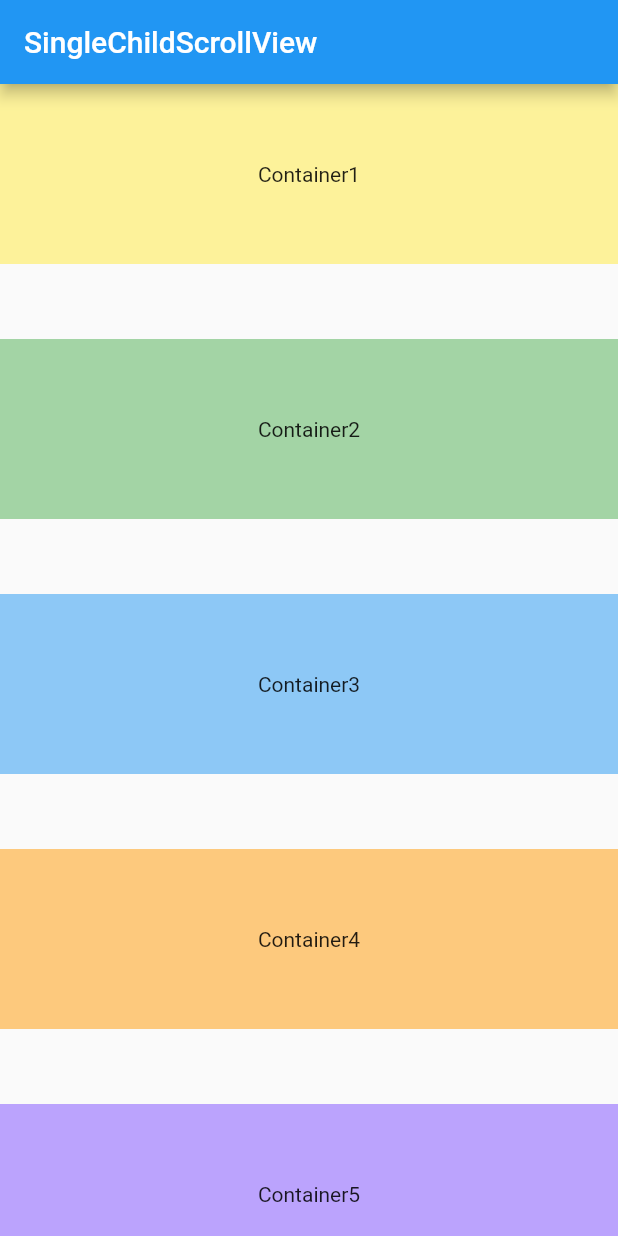
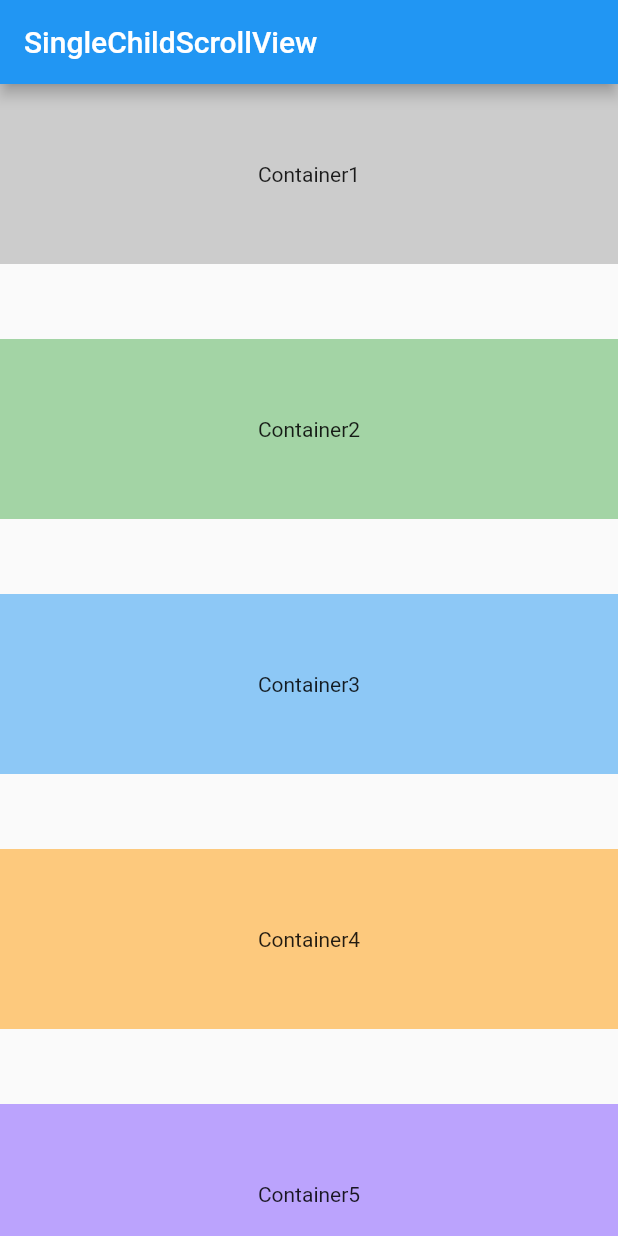
Before and after one commit to daheeamond/singlechildview, a Flutter app: the screen it shows after launch, on a phone screen of 412 x 824 dp. Run offline on Flutter 3.47's test engine with Material 2 defaults, Android fonts, the phone set to English and light mode, and no system bars.

Commit message:
change container color

```diff
--- a/lib/main.dart
+++ b/lib/main.dart
@@ -27,7 +27,7 @@ class MyStatelessWidget extends StatelessWidget {
         children: [
           Container(
             // A fixed-height child.
-            color: Colors.yellow.withOpacity(.5),
+            color: Colors.grey.withOpacity(.5),
             height: 120.0,
             alignment: Alignment.center,
             child: const Text('Container1'),
```
